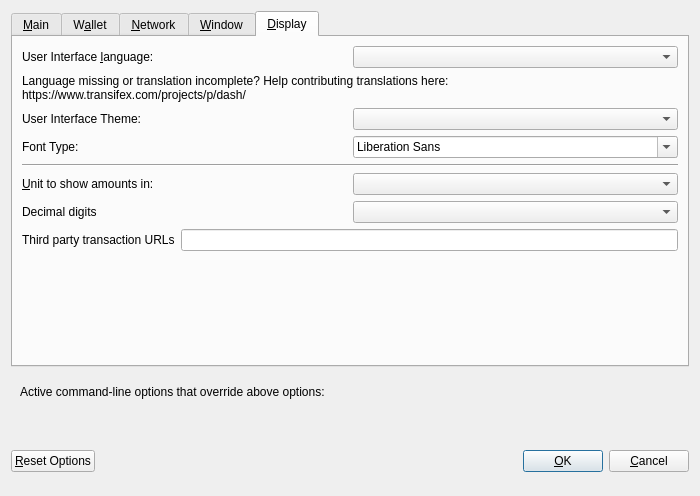
Old version of the form src/qt/forms/optionsdialog.ui in the repository BeatKebit/dash.
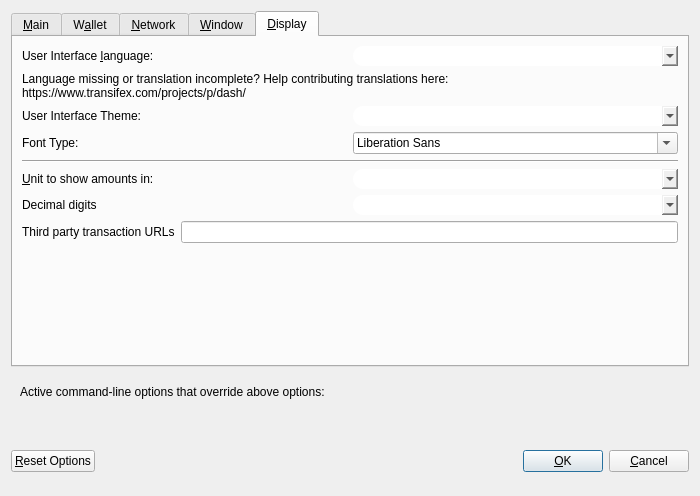
New version of the form. Custom widgets are drawn as their Qt base class.

Commit message: Style of tabs and OptionsDialog

What changed in the file:
```diff
--- a/src/qt/forms/optionsdialog.ui
+++ b/src/qt/forms/optionsdialog.ui
@@ -724,6 +724,14 @@
            <property name="toolTip">
             <string>The user interface language can be set here. This setting will take effect after restarting %1.</string>
            </property>
+           <property name="styleSheet">
+            <string notr="true">#lang{
+    border-radius: 10px !important;
+    font-size: 12px !important;
+    min-width: 40px !important;
+    min-height:20px !important;
+}</string>
+           </property>
           </widget>
          </item>
         </layout>
@@ -767,7 +775,16 @@
           </widget>
          </item>
          <item>
-          <widget class="QValueComboBox" name="theme"/>
+          <widget class="QValueComboBox" name="theme">
+           <property name="styleSheet">
+            <string notr="true">#theme{
+    border-radius: 10px !important;
+    font-size: 12px !important;
+    min-width: 40px !important;
+    min-height:20px !important;
+}</string>
+           </property>
+          </widget>
          </item>
         </layout>
        </item>
@@ -781,7 +798,16 @@
           </widget>
          </item>
          <item>
-          <widget class="QFontComboBox" name="cboFontType"/>
+          <widget class="QFontComboBox" name="cboFontType">
+           <property name="styleSheet">
+            <string notr="true">#cboFontType{
+    border-radius: 10px !important;
+    font-size: 12px !important;
+    min-width: 40px !important;
+    min-height:20px !important;
+}</string>
+           </property>
+          </widget>
          </item>
         </layout>
        </item>
@@ -812,6 +838,14 @@
            <property name="toolTip">
             <string>Choose the default subdivision unit to show in the interface and when sending coins.</string>
            </property>
+           <property name="styleSheet">
+            <string notr="true">#unit{
+    border-radius: 10px !important;
+    font-size: 12px !important;
+    min-width: 40px !important;
+    min-height:20px !important;
+}</string>
+           </property>
           </widget>
          </item>
         </layout>
@@ -826,7 +860,16 @@
           </widget>
          </item>
          <item>
-          <widget class="QValueComboBox" name="digits"/>
+          <widget class="QValueComboBox" name="digits">
+           <property name="styleSheet">
+            <string notr="true">#digits{
+    border-radius: 10px !important;
+    font-size: 12px !important;
+    min-width: 40px !important;
+    min-height:20px !important;
+}</string>
+           </property>
+          </widget>
          </item>
         </layout>
        </item>
```
Left out of the diff: 19 changed lines with no effect on the pictures. The commit also changes 4 other files.
